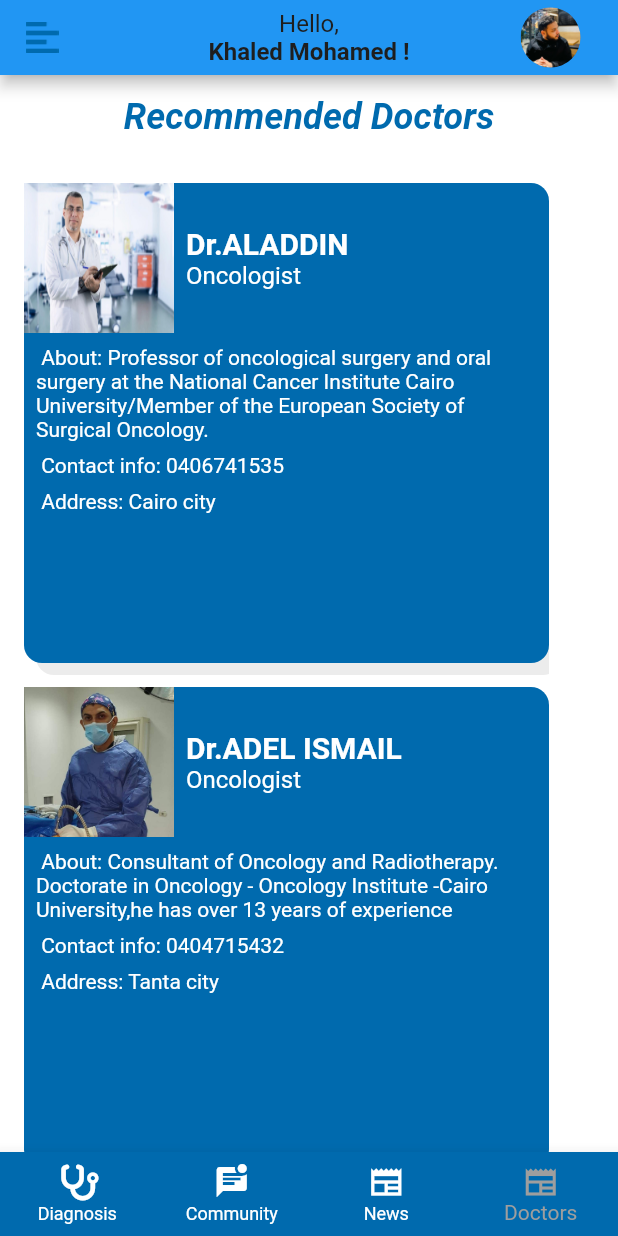
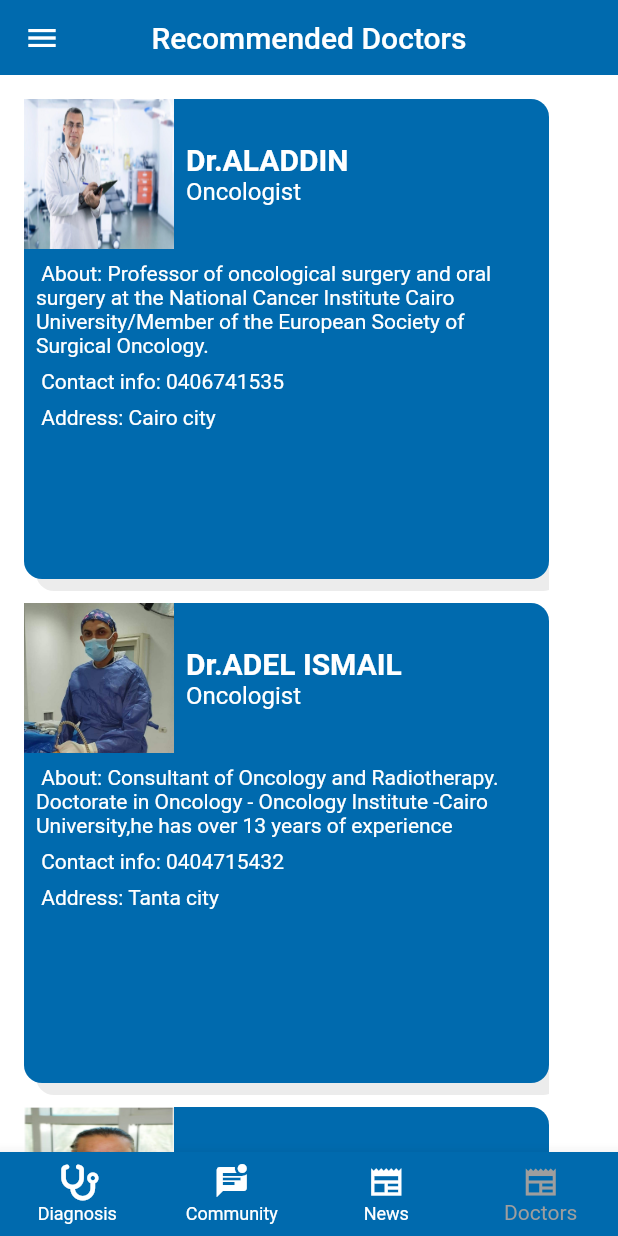
Before and after one commit to khaled365-code/oral_cancer_detection_app, a Flutter app: the HomePage screen opened by its route, item 4 of the bottom bar chosen, on a phone screen of 412 x 824 dp. Run offline on Flutter 3.47's test engine with Material 2 defaults, Android fonts, the phone set to English and light mode, and no system bars; our stand-ins replace cached_network_image, dio, font_awesome_flutter, lottie, pinput; network calls fail.

Commit message:
creating an  function to appbar for each screen

```diff
--- a/lib/core/utilis/custom_app_bar.dart
+++ b/lib/core/utilis/custom_app_bar.dart
@@ -3,19 +3,19 @@ import 'package:flutter/material.dart';
 import 'package:graduation_project/core/utilis/app_colors.dart';
 
 class DefaultAppBar extends StatelessWidget {
-  const DefaultAppBar({Key? key,required this.title,this.actions,this.leading}) : super(key: key);
+  const DefaultAppBar({Key? key,required this.title,this.actions,this.leading,this.backgroundColor=Colors.transparent}) : super(key: key);
  final Widget title;
  final Widget? leading;
  final List<Widget>? actions;
+ final Color backgroundColor;
 
 
   @override
   Widget build(BuildContext context) {
-    return PreferredSize(
-        preferredSize: const Size(double.infinity, 50),
-        child: AppBar(title:title ,centerTitle: true,elevation: 0,
-      backgroundColor: AppColors.transparent
-          ,leading: leading,actions: actions,));
+    return
+         AppBar(title:title ,centerTitle: true,elevation: 0,
+      backgroundColor:backgroundColor
+          ,leading: leading,actions: actions,);
 
 
   }
--- a/lib/features/home/presentation/views/doctor_screen.dart
+++ b/lib/features/home/presentation/views/doctor_screen.dart
@@ -11,19 +11,19 @@ class DoctorPage extends StatelessWidget{
   Widget build(BuildContext context) {
     return Scaffold(
       backgroundColor:AppColors.background,
-      appBar: AppBar(
-        elevation: 0 ,
-        backgroundColor:AppColors.background,
-        centerTitle: true,
-        title:const  Text('Recommended Doctors',
-          style:TextStyle(
-            fontSize: 24,
-            fontWeight: FontWeight.bold,
-            fontStyle: FontStyle.italic,
-            color: AppColors.primary,
-          ),
-        ),
-      ),
+      // appBar: AppBar(
+      //   elevation: 0 ,
+      //   backgroundColor:AppColors.background,
+      //   centerTitle: true,
+      //   title:const  Text('Recommended Doctors',
+      //     style:TextStyle(
+      //       fontSize: 24,
+      //       fontWeight: FontWeight.bold,
+      //       fontStyle: FontStyle.italic,
+      //       color: AppColors.primary,
+      //     ),
+      //   ),
+      // ),
       body: Padding(
         padding:const EdgeInsets.only(top:16,right: 16,left: 16 ),
         child:SingleChildScrollView(
--- a/lib/features/home/presentation/views/home_screen.dart
+++ b/lib/features/home/presentation/views/home_screen.dart
@@ -3,13 +3,11 @@ import 'package:font_awesome_flutter/font_awesome_flutter.dart';
 
 import 'package:graduation_project/core/utilis/app_colors.dart';
 import 'package:graduation_project/core/utilis/custom_app_bar.dart';
-import 'package:graduation_project/core/widgets/custom_app_bar.dart';
 import 'package:graduation_project/features/community/presentation/screens/community_home.dart';
 
 import 'package:graduation_project/features/home/presentation/views/upload_Image_View.dart';
 import 'package:graduation_project/features/profile/presentation/components/my_drawer_body.dart';
 import 'package:graduation_project/features/profile/presentation/components/my_drawer_header.dart';
-import '../../../../core/widgets/drawer_app_bar.dart';
 import 'doctor_screen.dart';
 import 'news_screen.dart';
 
@@ -40,10 +38,7 @@ class _HomePageState extends State<HomePage> {
   @override
   Widget build(BuildContext context) {
     return Scaffold(
-      appBar:PreferredSize(
-          preferredSize: const Size(double.infinity, 50),
-          child: DrawerAppBar()
-      ),
+      appBar: showAppBar()  ,
       backgroundColor:const Color(0xfffafafa),
       drawer: Drawer(
         child: Column(
@@ -74,35 +69,37 @@ class _HomePageState extends State<HomePage> {
   }
   PreferredSize showAppBar(){
     if(selectedIndex==0){
-      return PreferredSize(
-          preferredSize: const Size(double.infinity, 50),
-          child: DrawerAppBar()
-      );
+
+      return const PreferredSize(preferredSize: Size(double.infinity, 50),
+      child: DefaultAppBar(title: Text("Welcome"),actions: [Padding(
+        padding: EdgeInsets.only(right: 40),
+        child: Icon(Icons.person,size: 35,),
+      )],backgroundColor: AppColors.primary,));
     }
     else if(selectedIndex==1){
-      return  PreferredSize(
-          preferredSize: Size(double.infinity, 50),
-          child: AppBar(title:Text('Welcome') ,centerTitle: true,elevation: 0,
-            backgroundColor: AppColors.transparent
-            ));
+
+      return  const PreferredSize(preferredSize:  Size(double.infinity, 50,),
+      child: DefaultAppBar(title: Text('Community'),actions: [Padding(
+        padding: EdgeInsets.only(right: 40,),
+        child: Icon(Icons.search,size: 35,),
+      )],backgroundColor: AppColors.primary,));
 
     }
     else if(selectedIndex==2){
-      return PreferredSize(
-          preferredSize: Size(double.infinity, 50),
-          child: AppBar(title:Text('Medical News') ,centerTitle: true,elevation: 0,
-              backgroundColor: AppColors.primary
-          ));
+      return  const PreferredSize(preferredSize: Size(double.infinity, 50),
+      child: DefaultAppBar(title: Text('Medical News'),backgroundColor:AppColors.primary ,));
 
     }
     else{
-      return PreferredSize(
-          preferredSize: Size(double.infinity, 50),
-          child: AppBar(title:Text('Recommended Doctors') ,centerTitle: true,elevation: 0,
-              backgroundColor: AppColors.primary
-          ));
+
+      return  const PreferredSize(preferredSize: Size(double.infinity, 50),
+      child: DefaultAppBar(title: Text('Recommended Doctors'),backgroundColor: AppColors.primary,));
 
     }
 
   }
 }
+// return PreferredSize(
+//     preferredSize: const Size(double.infinity, 50),
+//     child: DrawerAppBar()
+// );
```
